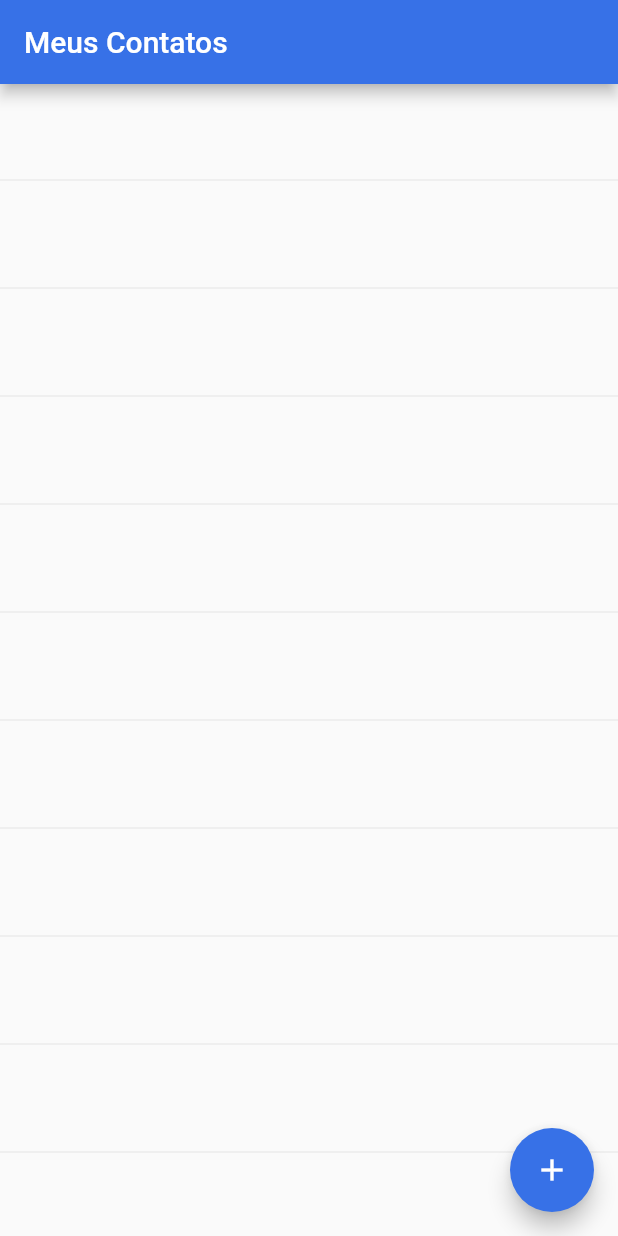
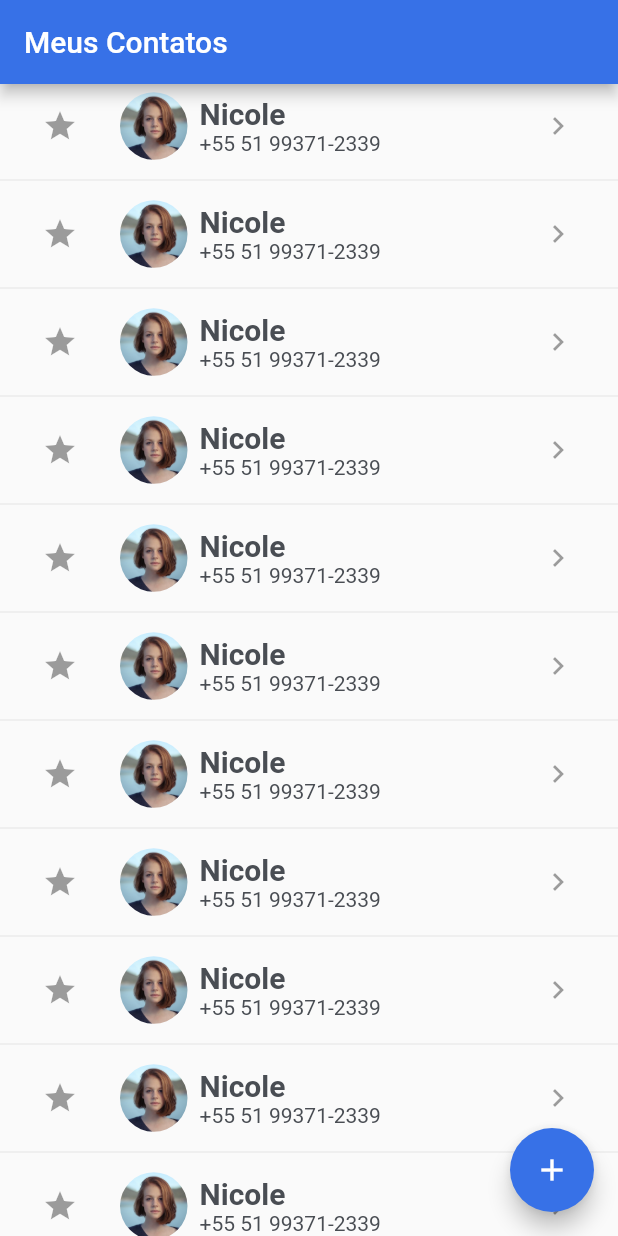
Before and after one commit to stevenarancic/agenda_de_contatos, a Flutter app: the screen it shows after launch, on a phone screen of 412 x 824 dp. Run offline on Flutter 3.47's test engine with Material 2 defaults, Android fonts, the phone set to English and light mode, and no system bars.

Commit message:
agenda_de_contatos

```diff
--- /dev/null
+++ b/lib/provider/contacts.dart
@@ -0,0 +1,3 @@
+import 'package:agenda_de_contatos/model/contact.dart';
+
+List<Contact> contacts = [];
--- a/lib/screens/home/home.dart
+++ b/lib/screens/home/home.dart
@@ -1,3 +1,4 @@
+import 'package:agenda_de_contatos/styles.dart';
 import 'package:flutter/material.dart';
 
 class Home extends StatefulWidget {
@@ -18,7 +19,55 @@ class _HomeState extends State<Home> {
       ),
       body: ListView.separated(
           itemBuilder: (BuildContext context, int index) {
-            return ListTile();
+            return ListTile(
+              leading: IconButton(
+                icon: Icon(Icons.star),
+                onPressed: null,
+                color: blueTheme,
+              ),
+              trailing: IconButton(
+                icon: Icon(
+                  Icons.chevron_right,
+                ),
+                onPressed: null,
+                color: grayTheme,
+              ),
+              title: Row(
+                children: [
+                  ClipOval(
+                    child: Image.asset(
+                      "assets/images/Nicole.jpg",
+                      width: 45,
+                      height: 45,
+                      fit: BoxFit.cover,
+                    ),
+                  ),
+                  Padding(
+                    padding: const EdgeInsets.only(left: 8.0),
+                    child: Column(
+                      crossAxisAlignment: CrossAxisAlignment.start,
+                      children: [
+                        Text(
+                          "Nicole",
+                          style: TextStyle(
+                            color: grayTheme,
+                            fontSize: 20,
+                            fontWeight: FontWeight.bold,
+                          ),
+                        ),
+                        Text(
+                          "+55 51 99371-2339",
+                          style: TextStyle(
+                            color: grayTheme,
+                            fontSize: 14,
+                          ),
+                        ),
+                      ],
+                    ),
+                  ),
+                ],
+              ),
+            );
           },
           separatorBuilder: (BuildContext context, int index) {
             return Divider();
```
Also changed, not shown: lib/model/contact.dart (added, +15 -0 lines).
